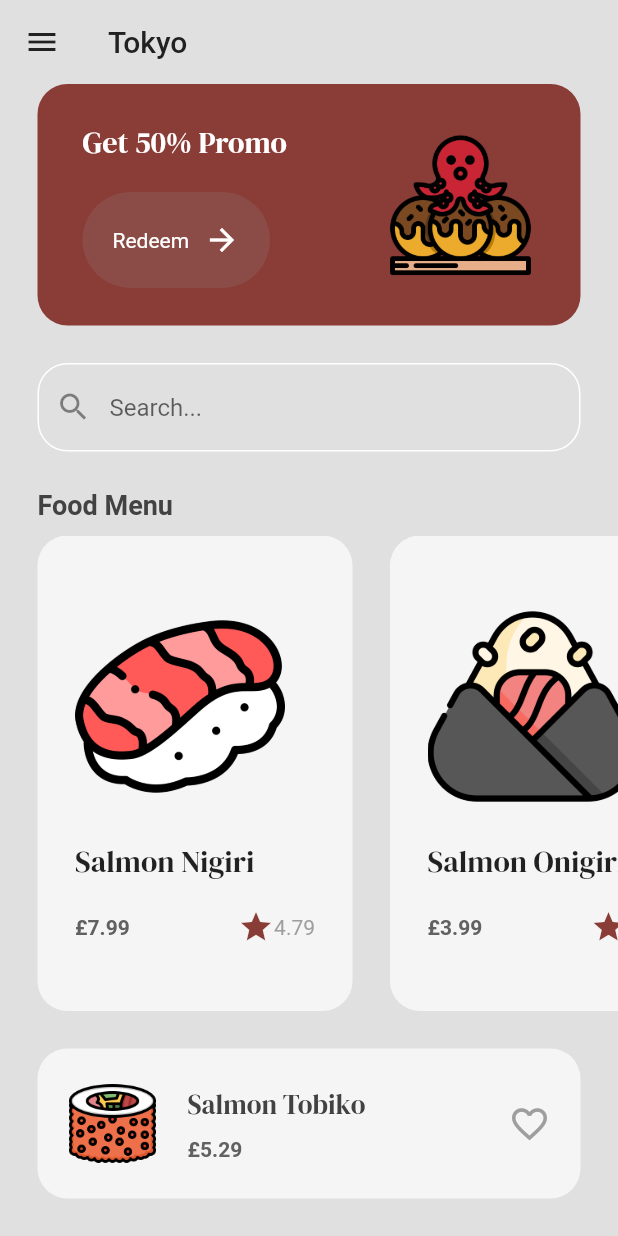
After one commit to Sommos/flutter_sushi_restaurant, a Flutter app: the MenuPage screen opened by its route, on a phone screen of 412 x 824 dp. The commit adds this screen. Run offline on Flutter 3.47's test engine with Material 2 defaults, Android fonts, the phone set to English and light mode, and no system bars; our stand-ins replace google_fonts.

Commit message:
added food tile, search functionality, menupage UI and food model

```diff
--- a/lib/components/button.dart
+++ b/lib/components/button.dart
@@ -1,18 +1,23 @@
 import "package:flutter/material.dart";
+import "package:flutter_sushi_restaurant/theme/colors.dart";
 
 class MyButton extends StatelessWidget {
   final String text;
+  final void Function()? onTap;
 
   const MyButton({
     super.key,
     required this.text,
+    required this.onTap,
   });
 
   @override
   Widget build(BuildContext context) {
-    return Container(
+    return GestureDetector(
+      onTap: onTap,
+      child: Container(
         decoration: BoxDecoration(
-        color: const Color.fromARGB(109, 140, 94, 91),
+          color: secondaryColor,
           borderRadius: BorderRadius.circular(40.0),
         ),
         padding: const EdgeInsets.all(20.0),
@@ -32,6 +37,7 @@
             ),
           ],
         ),
+      ),
     );
   }
 }
--- /dev/null
+++ b/lib/components/food_tile.dart
@@ -0,0 +1,74 @@
+import "package:flutter/material.dart";
+import "package:google_fonts/google_fonts.dart";
+
+import "../theme/colors.dart";
+import "../models/food.dart";
+
+class FoodTile extends StatelessWidget {
+  final Food food;
+
+  const FoodTile({
+    super.key,
+    required this.food,
+  });
+
+  @override
+  Widget build(BuildContext context) {
+    return Container(
+      decoration: BoxDecoration(
+        color: Colors.grey[100],
+        borderRadius: BorderRadius.circular(20.0),
+      ),
+      margin: const EdgeInsets.only(left: 25.0),
+      padding: const EdgeInsets.all(25.0),
+      child: Column(
+        crossAxisAlignment: CrossAxisAlignment.start,
+        mainAxisAlignment: MainAxisAlignment.spaceEvenly,
+        children: [
+          // image
+          Image.asset(
+            food.imagePath,
+            height: 140.0,
+          ),
+
+          // text
+          Text(
+            food.name,
+            style: GoogleFonts.dmSerifDisplay(fontSize: 20.0),
+          ),
+
+          SizedBox(
+            width: 160.0,
+            child: Row(
+              mainAxisAlignment: MainAxisAlignment.spaceBetween,
+              children: [
+                // price
+                Text(
+                  food.price,
+                  style: TextStyle(
+                    fontWeight: FontWeight.bold,
+                    color: Colors.grey[700],
+                  ),
+                ),
+
+                Row(
+                  children: [
+                    // rating
+                    Icon(
+                      Icons.star,
+                      color: primaryColor,
+                    ),
+                    Text(
+                      food.rating,
+                      style: const TextStyle(color: Colors.grey),
+                    ),
+                  ],
+                ),
+              ],
+            ),
+          ),
+        ],
+      ),
+    );
+  }
+}
--- a/lib/main.dart
+++ b/lib/main.dart
@@ -1,6 +1,7 @@
 import "package:flutter/material.dart";
 
 import "pages/intro_page.dart";
+import "pages/menu_page.dart";
 
 void main() {
   runApp(const MyApp());
@@ -11,9 +12,13 @@
 
   @override
   Widget build(BuildContext context) {
-    return const MaterialApp(
+    return MaterialApp(
       debugShowCheckedModeBanner: false,
-      home: IntroPage(),
+      home: const IntroPage(),
+      routes: {
+        '/intropage': (context) => const IntroPage(),
+        '/menupage': (context) => const MenuPage(),
+      }
     );
   }
 }
--- /dev/null
+++ b/lib/models/food.dart
@@ -0,0 +1,18 @@
+class Food {
+  String name;
+  String price;
+  String imagePath;
+  String rating;
+
+  Food({
+    required this.name,
+    required this.price,
+    required this.imagePath,
+    required this.rating,
+  });
+
+  String get _name => name;
+  String get _price => price;
+  String get _imagePath => imagePath;
+  String get _rating => rating;
+}
--- a/lib/pages/intro_page.dart
+++ b/lib/pages/intro_page.dart
@@ -1,6 +1,8 @@
 import 'package:flutter/material.dart';
-import 'package:flutter_sushi_restaurant/components/button.dart';
 import 'package:google_fonts/google_fonts.dart';
+
+import '../components/button.dart';
+import '../theme/colors.dart';
 
 class IntroPage extends StatefulWidget {
   const IntroPage({super.key});
@@ -13,7 +15,7 @@
   @override
   Widget build(BuildContext context) {
     return Scaffold(
-      backgroundColor: const Color.fromARGB(255, 138, 60, 55),
+      backgroundColor: primaryColor,
       body: Padding(
         padding: const EdgeInsets.all(25.0),
         child: Column(
@@ -64,7 +66,12 @@
             const SizedBox(height: 25.0),
 
             // get started button
-            MyButton(text: "Get Started")
+            MyButton(
+              text: "Get Started",
+              onTap: () {
+                Navigator.pushNamed(context, '/menupage');
+              },
+            ),
           ],
         ),
       ),
--- /dev/null
+++ b/lib/pages/menu_page.dart
@@ -0,0 +1,241 @@
+import "package:flutter/material.dart";
+import "package:google_fonts/google_fonts.dart";
+
+import "../components/food_tile.dart";
+import "../components/button.dart";
+import "../theme/colors.dart";
+import "../models/food.dart";
+
+class MenuPage extends StatefulWidget {
+  const MenuPage({super.key});
+
+  @override
+  State<MenuPage> createState() => _MenuPageState();
+}
+
+class _MenuPageState extends State<MenuPage> {
+  List foodMenu = [
+    // nigiri
+    Food(
+      name: 'Salmon Nigiri',
+      price: '£7.99',
+      imagePath: 'lib/images/nigiri.png',
+      rating: "4.79"
+    ),
+    // onigiri
+    Food(
+      name: 'Salmon Onigiri',
+      price: '£3.99',
+      imagePath: 'lib/images/onigiri.png',
+      rating: "4.86"
+    ),
+    // takoyaki
+    Food(
+      name: 'Takoyaki',
+      price: '£4.49',
+      imagePath: 'lib/images/takoyaki.png',
+      rating: "4.62"
+    ),
+    // tobiko
+    Food(
+      name: 'Salmon Tobiko',
+      price: '£5.29',
+      imagePath: 'lib/images/tobiko.png',
+      rating: "4.10"
+    ),
+  ];
+
+  List _filteredFoods = [];
+
+  @override
+  void initState() {
+    super.initState();
+    _filteredFoods = foodMenu;
+  }
+
+  void _filterFoods(String query) {
+    setState(() {
+      _filteredFoods = foodMenu
+          .where((food) =>
+              food.name.toLowerCase().contains(query.toLowerCase()))
+          .toList();
+    });
+  }
+
+  @override
+  Widget build(BuildContext context) {
+    return Scaffold(
+      backgroundColor: Colors.grey[300],
+      appBar: AppBar(
+        backgroundColor: Colors.transparent,
+        elevation: 0.0,
+        leading: Icon(
+          Icons.menu,
+          color: Colors.grey[900],
+        ),
+        title: Text(
+          'Tokyo',
+          style: TextStyle(color: Colors.grey[900]),
+        ),
+      ),
+      body: Column(
+        crossAxisAlignment: CrossAxisAlignment.start,
+        children: [
+          // promo banner
+          Container(
+            decoration: BoxDecoration(
+              color: primaryColor,
+              borderRadius: BorderRadius.circular(20.0),
+            ),
+            margin: const EdgeInsets.symmetric(horizontal: 25.0),
+            padding: const EdgeInsets.symmetric(
+              vertical: 25.0,
+              horizontal: 30.0,
+            ),
+            child: Row(
+              mainAxisAlignment: MainAxisAlignment.spaceBetween,
+              children: [
+                Column(
+                  crossAxisAlignment: CrossAxisAlignment.start,
+                  children: [
+                    // message
+                    Text(
+                      'Get 50% Promo',
+                      style: GoogleFonts.dmSerifDisplay(
+                        fontSize: 20.0,
+                        color: Colors.white,
+                      ),
+                    ),
+
+                    const SizedBox(height: 20.0),
+
+                    // redeem button
+                    MyButton(
+                      text: "Redeem",
+                      onTap: () {},
+                    ),
+                  ],
+                ),
+                // image
+                Image.asset(
+                  'lib/images/takoyaki.png',
+                  height: 100.0,
+                ),
+              ],
+            ),
+          ),
+
+          const SizedBox(height: 25.0),
+
+          // search bar
+          Padding(
+            padding: const EdgeInsets.symmetric(horizontal: 25.0),
+            child: TextField(
+              decoration: InputDecoration(
+                focusedBorder: OutlineInputBorder(
+                  borderSide: const BorderSide(color: Colors.white),
+                  borderRadius: BorderRadius.circular(20.0),
+                ),
+                enabledBorder: OutlineInputBorder(
+                  borderSide: const BorderSide(color: Colors.white),
+                  borderRadius: BorderRadius.circular(20.0),
+                ),
+                hintText: 'Search...',
+                prefixIcon: Icon(Icons.search),
+              ),
+              onChanged: _filterFoods,
+            ),
+          ),
+
+          const SizedBox(height: 25.0),
+
+          // menu list
+          Padding(
+            padding: const EdgeInsets.symmetric(horizontal: 25.0),
+            child: Text(
+              "Food Menu",
+              style: TextStyle(
+                fontWeight: FontWeight.bold,
+                color: Colors.grey[800],
+                fontSize: 18.0,
+              ),
+            ),
+          ),
+
+          const SizedBox(height: 10.0),
+
+          Expanded(
+            child: ListView.builder(
+              scrollDirection: Axis.horizontal,
+              itemCount: _filteredFoods.length,
+              itemBuilder: (context, index) => FoodTile(
+                food: _filteredFoods[index],
+              ),
+            ),
+          ),
+
+          const SizedBox(height: 25.0),
+
+          // popular food
+          Container(
+            decoration: BoxDecoration(
+              color: Colors.grey[100],
+              borderRadius: BorderRadius.circular(20.0),
+            ),
+            margin: const EdgeInsets.only(left: 25.0, right: 25.0, bottom: 25.0),
+            padding: const EdgeInsets.all(20.0),
+            child: Row(
+              mainAxisAlignment: MainAxisAlignment.spaceBetween,
+              children: [
+                Row(
+                  children: [
+                    // image
+                    Image.asset(
+                      'lib/images/tobiko.png',
+                      height: 60.0,
+                    ),
+
+                    const SizedBox(width: 20.0),
+
+                    // name and price
+                    Column(
+                      crossAxisAlignment: CrossAxisAlignment.start,
+                      children: [
+                        // name
+                        Text(
+                          'Salmon Tobiko',
+                          style: GoogleFonts.dmSerifDisplay(
+                            fontSize: 18.0,
+                            color: Colors.grey[800],
+                          ),
+                        ),
+
+                        const SizedBox(height: 10.0),
+
+                        // price
+                        Text(
+                          foodMenu[3].price,
+                          style: TextStyle(
+                            fontWeight: FontWeight.bold,
+                            color: Colors.grey[700],
+                          ),
+                        ),
+                      ],
+                    ),
+                  ],
+                ),
+
+                // heart
+                const Icon(
+                  Icons.favorite_border_outlined,
+                  color: Colors.grey,
+                  size: 28.0,
+                ),
+              ],
+            ),
+          ),
+        ],
+      ),
+    );
+  }
+}
--- /dev/null
+++ b/lib/theme/colors.dart
@@ -0,0 +1,4 @@
+import "package:flutter/material.dart";
+
+var primaryColor = const Color.fromARGB(255, 138, 60, 55);
+var secondaryColor = const Color.fromARGB(109, 140, 94, 91);
```
Also changed, not shown: 1 other file. Lines whose indentation alone changed are shown as unchanged.
